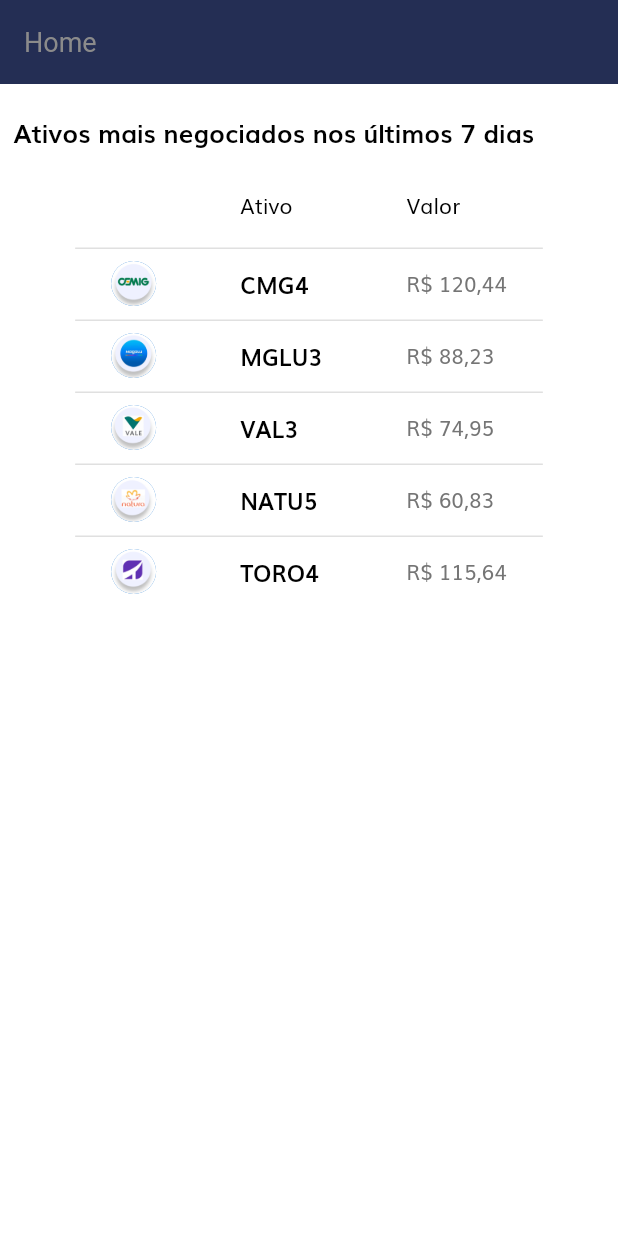
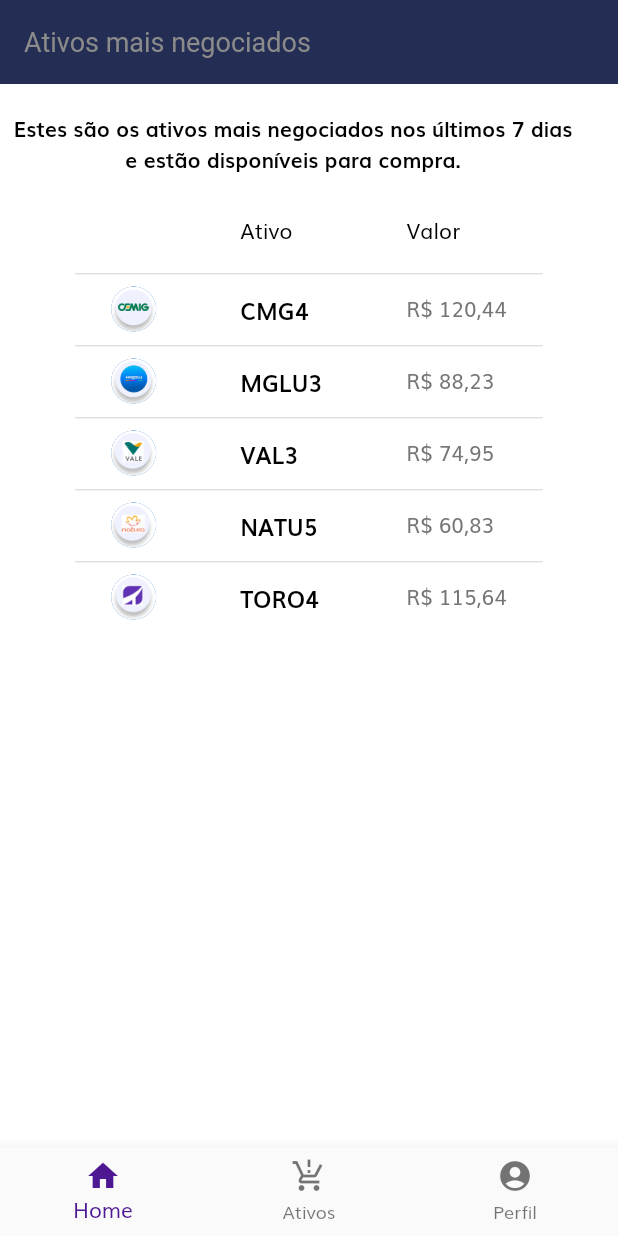
Before and after one commit to marcelomcdev/toro-bank-frontend-flutter, a Flutter app: the screen it shows after launch, on a phone screen of 412 x 824 dp. Run offline on Flutter 3.47's test engine with Material 2 defaults, Android fonts, the phone set to English and light mode, and no system bars; our stand-ins replace dartz, dio, flutter_modular.

Commit message:
Include bottomNavigationBar on most negotiated assets screen

```diff
--- a/toro_bank_frontend/lib/modules/presenters/pages/home/components/custom_table.dart
+++ b/toro_bank_frontend/lib/modules/presenters/pages/home/components/custom_table.dart
@@ -13,7 +13,9 @@ class CustomTable extends StatelessWidget {
 
   @override
   Widget build(BuildContext context) {
-    return Column(
+    return SingleChildScrollView(
+      scrollDirection: Axis.vertical,
+      child: Column(
         children: [
           DataTable(
             sortColumnIndex: 1,
@@ -25,6 +27,7 @@ class CustomTable extends StatelessWidget {
                 .toList(),
           ),
         ],
+      ),
     );
   }
 
--- a/toro_bank_frontend/lib/modules/presenters/pages/purchase/most-negotiated/components/body.dart
+++ b/toro_bank_frontend/lib/modules/presenters/pages/purchase/most-negotiated/components/body.dart
@@ -74,24 +74,30 @@ class _BodyState extends State<Body> {
                       mainAxisAlignment: MainAxisAlignment.start,
                       children: const [
                         Text(
-                          'Ativos mais negociados nos últimos 7 dias',
+                          'Estes são os ativos mais negociados nos últimos 7 dias\ne estão disponíveis para compra.',
                           textAlign: TextAlign.center,
                           style: TextStyle(
                               color: Colors.black,
-                              fontSize: 17,
+                              fontSize: 14,
                               fontWeight: FontWeight.bold),
                         ),
                       ],
                     ),
                   ),
                 ),
-                Column(
+                SizedBox(
+                  child: Padding(
+                    padding: const EdgeInsets.all(0),
+                    child: Column(
+                      mainAxisAlignment: MainAxisAlignment.center,
                       children: [
                         CustomTableNegotiatedAssets(
                           userAssets: _userAssets,
                           headerColumnNames: _headerColumnNames,
                         )
                       ],
+                    ),
+                  ),
                 )
               ],
             ),
--- a/toro_bank_frontend/lib/modules/presenters/pages/purchase/most-negotiated/components/custom_table_negotiated_assets.dart
+++ b/toro_bank_frontend/lib/modules/presenters/pages/purchase/most-negotiated/components/custom_table_negotiated_assets.dart
@@ -13,27 +13,26 @@ class CustomTableNegotiatedAssets extends StatelessWidget {
 
   @override
   Widget build(BuildContext context) {
-    return Column(
+    return SingleChildScrollView(
+      child: Column(
         children: [
           DataTable(
-          sortColumnIndex: 1,
+            sortColumnIndex: 2,
             sortAscending: true,
             columns: _buildTableHeader(headerColumnNames).toList(),
             rows: userAssets
-              .map((e) =>
-                  _buildDataRow(e.image, e.name, e.value, highlightName: true))
+                .map((e) => _buildDataRow(e.image, e.name, e.value,
+                    highlightName: true))
                 .toList(),
           ),
         ],
+      ),
     );
   }
 
   List<DataColumn> _buildTableHeader(List<String> items) {
     List<DataColumn> listReturn = List.generate(
-        items.length,
-        (index) => DataColumn(
-              label: Text(items[index]),
-            ));
+        items.length, (index) => DataColumn(label: Text(items[index])));
     return listReturn;
   }
 
--- a/toro_bank_frontend/lib/modules/presenters/pages/purchase/most-negotiated/most_negotiated_page.dart
+++ b/toro_bank_frontend/lib/modules/presenters/pages/purchase/most-negotiated/most_negotiated_page.dart
@@ -10,9 +10,21 @@ class MostNegotiatedAssetPage extends StatelessWidget {
     return Scaffold(
       appBar: AppBar(
         backgroundColor: kToroHeaderColor,
-        title: const Text('Home'),
+        title: const Text('Ativos mais negociados'),
       ),
       body: const Body(),
+      bottomNavigationBar: BottomNavigationBar(
+        items: const [
+          BottomNavigationBarItem(icon: Icon(Icons.home), label: 'Home'),
+          BottomNavigationBarItem(
+              icon: Icon(Icons.production_quantity_limits_sharp),
+              label: 'Ativos'),
+          BottomNavigationBarItem(
+              icon: Icon(Icons.account_circle_rounded), label: 'Perfil'),
+        ],
+        //currentIndex: _selectedIndex,
+        selectedItemColor: kToroTextColor,
+      ),
     );
   }
 }
```
Also changed, not shown: toro_bank_frontend/lib/modules/presenters/pages/home/components/body.dart (+33 -33 lines). Lines whose indentation alone changed are shown as unchanged.
